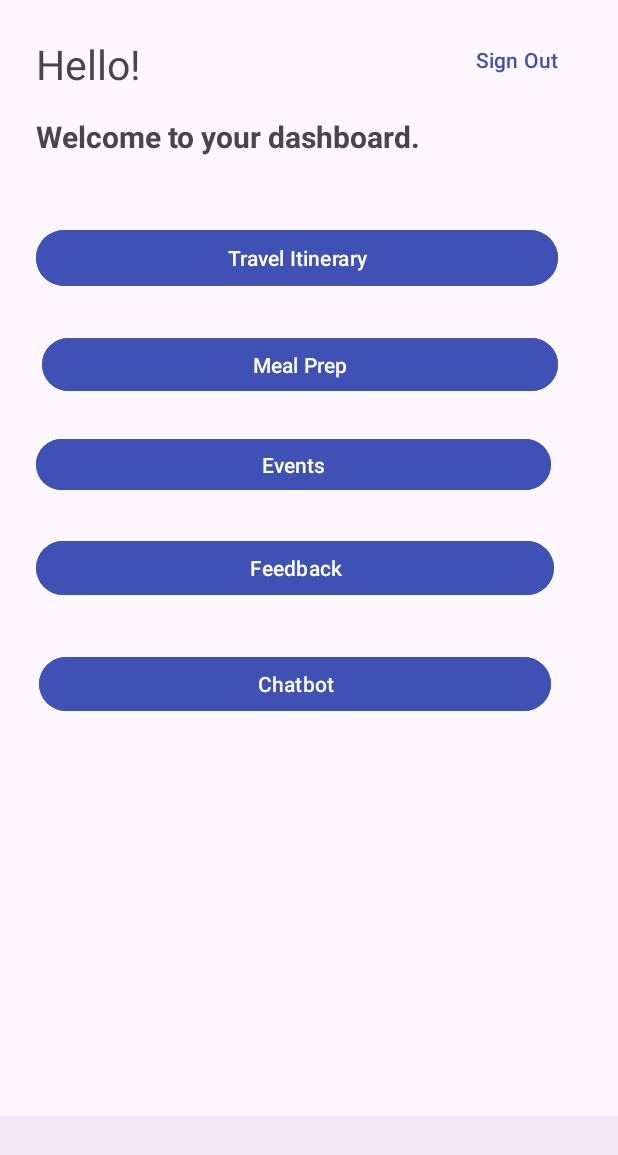
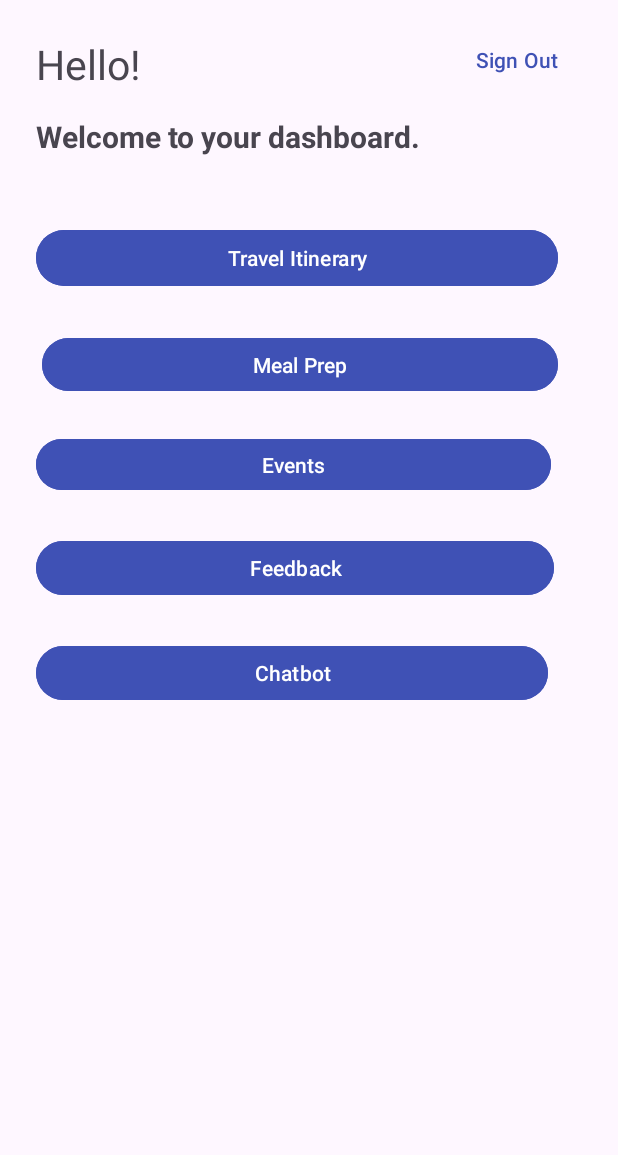
Before and after one commit to Luca-Rausa/SC-Project, an Android app: the Home screen opened directly, with no data from a screen before it, on a phone screen of 412 x 824 dp. Shown: the top 1155 px of the screen. Run offline under Robolectric (Android 15) with nearby library versions, the phone set to English and light mode, and no system bars; Roboto replaces fonts that are not available here.

Commit message:
fixing bugs

```diff
--- a/app/src/main/java/com/example/myapplication4/SignIn.java
+++ b/app/src/main/java/com/example/myapplication4/SignIn.java
@@ -32,7 +32,7 @@ public class SignIn extends AppCompatActivity {
                 String password = editTextPassword.getText().toString().trim();
 
                 // Check if username and password match the hardcoded values
-                if (username.equals("test") && password.equals("test")) {
+                if (username.equals("test@gmail.com") && password.equals("test")) {
                     // Set the global isLoggedIn variable to true
                     MainActivity.isLoggedIn = true;
                     startActivity(new Intent(SignIn.this, Home.class));
--- a/app/src/main/res/layout/home.xml
+++ b/app/src/main/res/layout/home.xml
@@ -4,16 +4,6 @@
     xmlns:tools="http://schemas.android.com/tools"
     android:layout_width="match_parent"
     android:layout_height="match_parent">
-
-    <com.google.android.material.bottomnavigation.BottomNavigationView
-        android:id="@+id/bottom_navigation"
-        android:layout_width="match_parent"
-        android:layout_height="wrap_content"
-        android:background="?android:attr/windowBackground"
-        app:menu="@menu/bottom_navigation_menu"
-        app:layout_constraintBottom_toBottomOf="parent"
-        app:layout_constraintStart_toStartOf="parent"
-        app:layout_constraintEnd_toEndOf="parent" />
 
     <TextView
         android:id="@+id/textView"
@@ -88,8 +78,8 @@
         android:id="@+id/button8"
         android:layout_width="341dp"
         android:layout_height="44dp"
-        android:layout_marginStart="26dp"
-        android:layout_marginTop="33dp"
+        android:layout_marginStart="24dp"
+        android:layout_marginTop="26dp"
         android:backgroundTint="#3F51B5"
         android:text="Chatbot"
         app:layout_constraintStart_toStartOf="parent"
```
